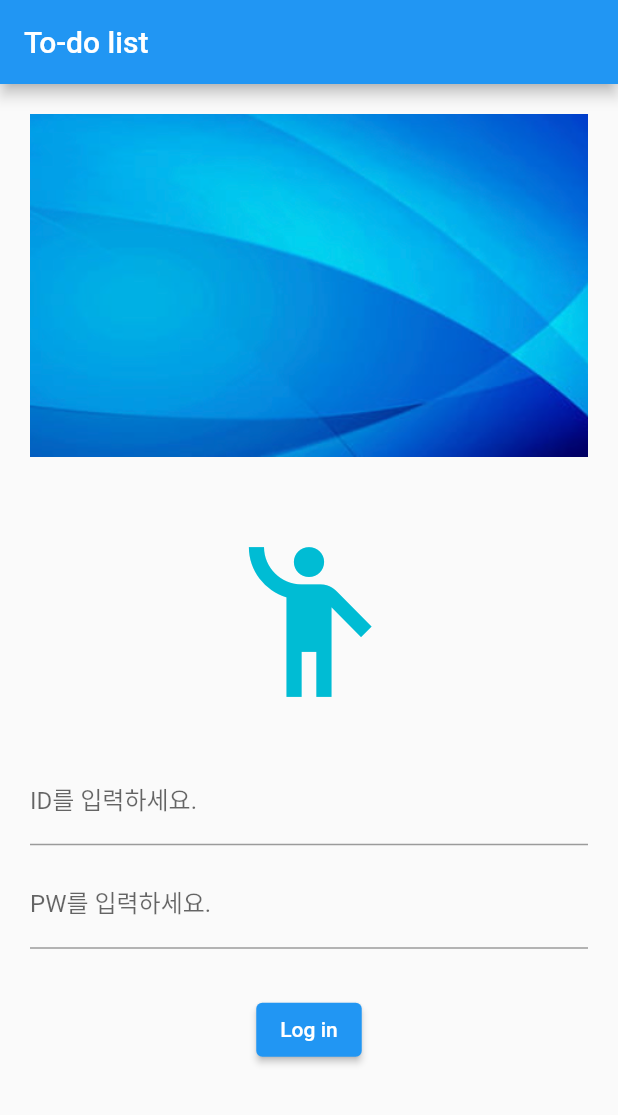
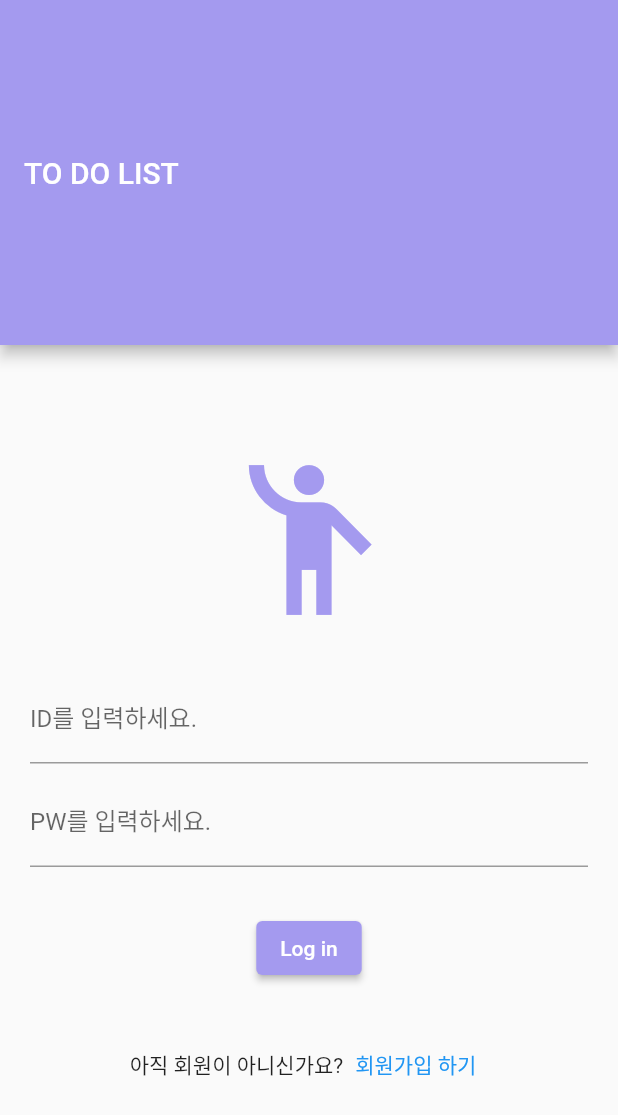
Before and after one commit to Team3Joe/Todolist_semi, a Flutter app: the screen it shows after launch, on a phone screen of 412 x 824 dp. Shown: the top 1115 px of the screen. Run offline on Flutter 3.47's test engine with Material 2 defaults, Android fonts, the phone set to English and light mode, and no system bars.

Commit message:
0530_loginview

```diff
--- a/todolist/lib/part_A/siwoong/loginview.dart
+++ b/todolist/lib/part_A/siwoong/loginview.dart
@@ -28,23 +28,23 @@ class _LoginViewState extends State<LoginView> {
       },
       child: Scaffold(
         appBar: AppBar(
-          title: const Text('To-do list'),
+          title: const Text("TO DO LIST"),
+          toolbarHeight: 230,
+          backgroundColor: const Color.fromARGB(255, 164, 154, 239),
         ),
-        body: Padding(
+        body: SingleChildScrollView(
+          child: Padding(
             padding: const EdgeInsets.all(20.0),
             child: Center(
               child: Column(
                 children: [
-                Image.asset(
-                  'images/blueScreen.png',
-                ),
                   const SizedBox(
                     height: 50,
                   ),
                   const Icon(
                     Icons.emoji_people_sharp,
                     size: 120,
-                  color: Colors.cyan,
+                    color: Color.fromARGB(255, 164, 154, 239),
                   ),
                   const SizedBox(
                     height: 30,
@@ -69,6 +69,9 @@ class _LoginViewState extends State<LoginView> {
                     height: 30,
                   ),
                   ElevatedButton(
+                    style: ElevatedButton.styleFrom(
+                      primary: const Color.fromARGB(255, 164, 154, 239),
+                    ),
                     onPressed: () {
                       if (uId.text.trim().isEmpty) {
                         emptyID(context);
@@ -84,7 +87,23 @@ class _LoginViewState extends State<LoginView> {
                     },
                     child: const Text('Log in'),
                   ),
+                  const SizedBox(
+                    height: 30,
+                  ),
+                  Row(
+                    mainAxisAlignment: MainAxisAlignment.center,
+                    children: [
+                      const Text('아직 회원이 아니신가요?'),
+                      TextButton(
+                        onPressed: () {
+                          // Navigator.pushNamed(context, '/signin');
+                        },
+                        child: const Text('회원가입 하기'),
+                      ),
                     ],
+                  )
+                ],
+              ),
             ),
           ),
         ),
@@ -97,7 +116,7 @@ class _LoginViewState extends State<LoginView> {
     ScaffoldMessenger.of(context).showSnackBar(
       const SnackBar(
         content: Text('ID를 입력하세요.'),
-        duration: Duration(milliseconds: 250),
+        duration: Duration(seconds: 1),
         backgroundColor: Colors.red,
       ),
     );
@@ -107,7 +126,7 @@ class _LoginViewState extends State<LoginView> {
     ScaffoldMessenger.of(context).showSnackBar(
       const SnackBar(
         content: Text('PW를 입력하세요.'),
-        duration: Duration(milliseconds: 250),
+        duration: Duration(seconds: 1),
         backgroundColor: Colors.red,
       ),
     );
@@ -117,7 +136,7 @@ class _LoginViewState extends State<LoginView> {
     ScaffoldMessenger.of(context).showSnackBar(
       const SnackBar(
         content: Text('등록된 ID를 입력하세요.'),
-        duration: Duration(milliseconds: 250),
+        duration: Duration(seconds: 1),
         backgroundColor: Colors.red,
       ),
     );
@@ -126,9 +145,9 @@ class _LoginViewState extends State<LoginView> {
   wrongPW(BuildContext context) {
     ScaffoldMessenger.of(context).showSnackBar(
       const SnackBar(
-        content: Text('ID에 맞는 PW를 입력하세요.'),
-        duration: Duration(milliseconds: 250),
-        backgroundColor: Colors.yellow,
+        content: Text('PW를 확인해주세요.'),
+        duration: Duration(seconds: 1),
+        backgroundColor: Colors.amber,
       ),
     );
   }
@@ -149,6 +168,7 @@ class _LoginViewState extends State<LoginView> {
               ElevatedButton(
                   onPressed: () {
                     Navigator.pop(context);
+                    // Navigator.pushNamed(context, '/list');
                   },
                   child: const Text('OK'))
             ],
```
Also changed, not shown: todolist/lib/part_A/siwoong/login2.dart (added, +188 -0 lines). Lines whose indentation alone changed are shown as unchanged.
